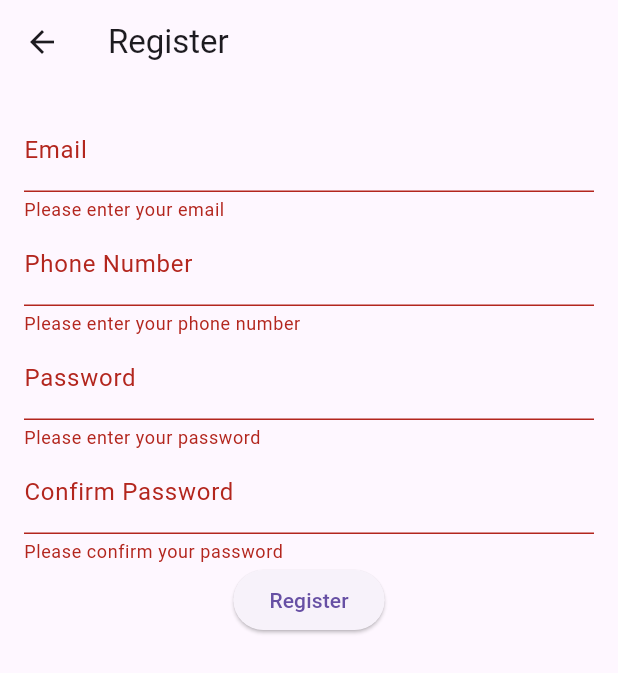
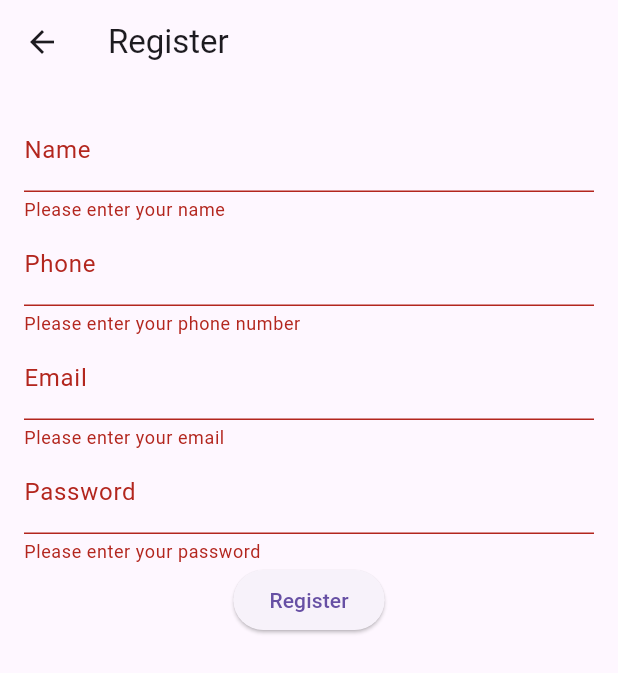
Before and after one commit to MRizk01/hediety, a Flutter app: the RegistrationPage screen opened directly, after a tap on "Register", on a phone screen of 412 x 824 dp. Shown: the top 673 px of the screen. Run offline on Flutter 3.47's test engine with Material 3 defaults, Android fonts, the phone set to English and light mode, and no system bars; our stand-ins replace cloud_firestore, connectivity_plus, firebase_auth, firebase_core, firebase_database, sqflite; accounts and stored records are empty.

Commit message:
solved firebase bug

```diff
--- a/lib/main.dart
+++ b/lib/main.dart
@@ -247,21 +247,26 @@ class AddFriendPage extends StatefulWidget {
 class _AddFriendPageState extends State<AddFriendPage> {
   final TextEditingController phoneController = TextEditingController();
 
-  Future<void> addFriend(String phoneNumber) async {
+  Future<void> addFriend(BuildContext context, String phoneNumber) async {
     final user = FirebaseAuth.instance.currentUser;
-    if (user == null) return;
+    if (user == null) {
+      ScaffoldMessenger.of(context).showSnackBar(
+        const SnackBar(content: Text('User not logged in.')),
+      );
+      return;
+    }
 
     try {
       // Search for the user with the entered phone number
       QuerySnapshot query = await FirebaseFirestore.instance
           .collection('users')
-          .where('phone', isEqualTo: phoneNumber)
+          .where('phone', isEqualTo: phoneNumber.trim())
           .get();
 
       if (query.docs.isNotEmpty) {
         final friendData = query.docs.first;
         final friendUid = friendData.id; // The friend's UID
-        final friendName = friendData['name'];
+        final friendName = friendData['name'] ?? 'Unknown';
 
         // Add the friend to the current user's friends list
         await FirebaseFirestore.instance
@@ -274,12 +279,27 @@ class _AddFriendPageState extends State<AddFriendPage> {
           'phone': phoneNumber,
         });
 
-        print('Friend added successfully!');
+        ScaffoldMessenger.of(context).showSnackBar(
+          const SnackBar(content: Text('Friend added successfully!')),
+        );
+
+        // Success feedback
+        ScaffoldMessenger.of(context).showSnackBar(
+          const SnackBar(content: Text('Friend added successfully!')),
+        );
+
+        Navigator.pop(context); // Return to the home page
       } else {
-        print('User with this phone number does not exist.');
+        // No user found with this phone number
+        ScaffoldMessenger.of(context).showSnackBar(
+          const SnackBar(content: Text('User with this phone number does not exist.')),
+        );
       }
     } catch (e) {
       print('Failed to add friend: $e');
+      ScaffoldMessenger.of(context).showSnackBar(
+        const SnackBar(content: Text('An error occurred while adding the friend.')),
+      );
     }
   }
 
@@ -302,7 +322,7 @@ class _AddFriendPageState extends State<AddFriendPage> {
             const SizedBox(height: 16.0),
             ElevatedButton(
               onPressed: () async {
-                await addFriend(phoneController.text);
+                await addFriend(context, phoneController.text);
                 Navigator.pop(context);
               },
               child: const Text('Add Friend'),
@@ -421,80 +441,36 @@ class _RegistrationPageState extends State<RegistrationPage> {
   final phoneController = TextEditingController();
 
   @override
-  Widget build(BuildContext context) {
-    return Scaffold(
-      appBar: AppBar(title: const Text('Register')),
-      body: Padding(
-        padding: const EdgeInsets.all(16.0),
-        child: Form(
-          key: _formKey,
-          child: Column(
-            children: [
-              TextFormField(
-                controller: emailController,
-                decoration: const InputDecoration(labelText: 'Email'),
-                validator: (value) {
-                  if (value == null || value.isEmpty) {
-                    return 'Please enter your email';
+  void dispose() {
+    emailController.dispose();
+    passwordController.dispose();
+    nameController.dispose();
+    phoneController.dispose();
+    super.dispose();
   }
-                  return null;
-                },
-              ),
-              TextFormField(
-                controller: phoneController,
-                decoration: InputDecoration(labelText: 'Phone Number'),
-                validator: (value) {
-                  if (value == null || value.isEmpty) {
-                    return 'Please enter your phone number';
-                  }
-                  return null;
-                },
-              ),
-              TextFormField(
-                controller: passwordController,
-                decoration: const InputDecoration(labelText: 'Password'),
-                obscureText: true,
-                validator: (value) {
-                  if (value == null || value.isEmpty) {
-                    return 'Please enter your password';
-                  }
-                  return null;
-                },
-              ),
-              TextFormField(
-                controller: confirmPasswordController,
-                decoration: const InputDecoration(labelText: 'Confirm Password'),
-                obscureText: true,
-                validator: (value) {
-                  if (value == null || value.isEmpty) {
-                    return 'Please confirm your password';
-                  }
-                  if (value != passwordController.text) {
-                    return 'Passwords do not match';
-                  }
-                  return null;
-                },
-              ),
-              ElevatedButton(
-                onPressed: () async {
+  Future<void> registerUser(BuildContext context) async {
     if (_formKey.currentState!.validate()) {
       try {
         UserCredential userCredential = await FirebaseAuth.instance
             .createUserWithEmailAndPassword(
-                        email: emailController.text,
-                        password: passwordController.text,
+          email: emailController.text.trim(),
+          password: passwordController.text.trim(),
         );
-                      // Navigate to the next screen or show a success message
+
         if (userCredential.user != null) {
           await FirebaseFirestore.instance
               .collection('users')
               .doc(userCredential.user!.uid)
               .set({
-                          'name': nameController.text, // Replace with actual name input
-                          'phone': phoneController.text, // Replace with an input for phone number
+            'name': nameController.text.trim(),
+            'phone': phoneController.text.trim(),
+            'email': emailController.text.trim(),
           });
+
+          ScaffoldMessenger.of(context).showSnackBar(
+            SnackBar(content: Text('User registered successfully!')),
+          );
         }
-                      Navigator.pop(context);
       } on FirebaseAuthException catch (e) {
         String errorMessage = "Registration failed.";
         if (e.code == 'weak-password') {
@@ -508,13 +484,70 @@ class _RegistrationPageState extends State<RegistrationPage> {
           SnackBar(content: Text(errorMessage)),
         );
       } catch (e) {
+        print('Unexpected error: $e');
         ScaffoldMessenger.of(context).showSnackBar(
-                        const SnackBar(content: Text('An unexpected error occurred.')),
+          SnackBar(content: Text('An unexpected error occurred.')),
         );
       }
     }
+  }
+
+  @override
+  Widget build(BuildContext context) {
+    return Scaffold(
+      appBar: AppBar(
+        title: Text('Register'),
+      ),
+      body: Form(
+        key: _formKey,
+        child: Padding(
+          padding: const EdgeInsets.all(16.0),
+          child: Column(
+            children: [
+              TextFormField(
+                controller: nameController,
+                decoration: InputDecoration(labelText: 'Name'),
+                validator: (value) {
+                  if (value == null || value.isEmpty) {
+                    return 'Please enter your name';
+                  }
+                  return null;
                 },
-                child: const Text('Register'),
+              ),
+              TextFormField(
+                controller: phoneController,
+                decoration: InputDecoration(labelText: 'Phone'),
+                validator: (value) {
+                  if (value == null || value.isEmpty) {
+                    return 'Please enter your phone number';
+                  }
+                  return null;
+                },
+              ),
+              TextFormField(
+                controller: emailController,
+                decoration: InputDecoration(labelText: 'Email'),
+                validator: (value) {
+                  if (value == null || value.isEmpty) {
+                    return 'Please enter your email';
+                  }
+                  return null;
+                },
+              ),
+              TextFormField(
+                controller: passwordController,
+                decoration: InputDecoration(labelText: 'Password'),
+                obscureText: true,
+                validator: (value) {
+                  if (value == null || value.isEmpty) {
+                    return 'Please enter your password';
+                  }
+                  return null;
+                },
+              ),
+              ElevatedButton(
+                onPressed:() => registerUser(context),
+                child: Text('Register'),
               ),
             ],
           ),
```
Also changed, not shown: pubspec.yaml (+5 -4 lines), pubspec.lock, 2 other files. Lines whose indentation alone changed are shown as unchanged.
